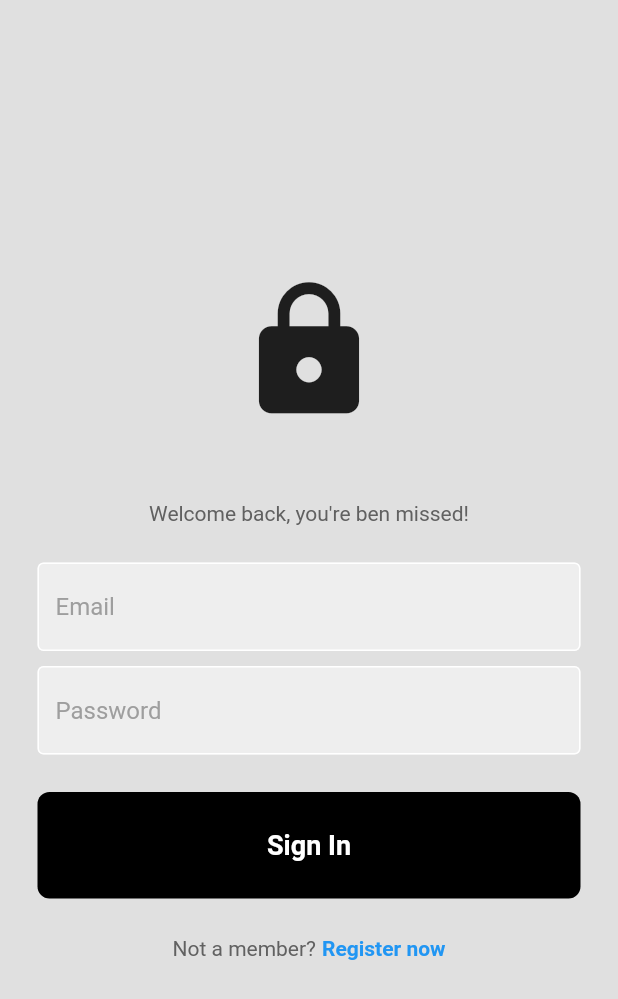
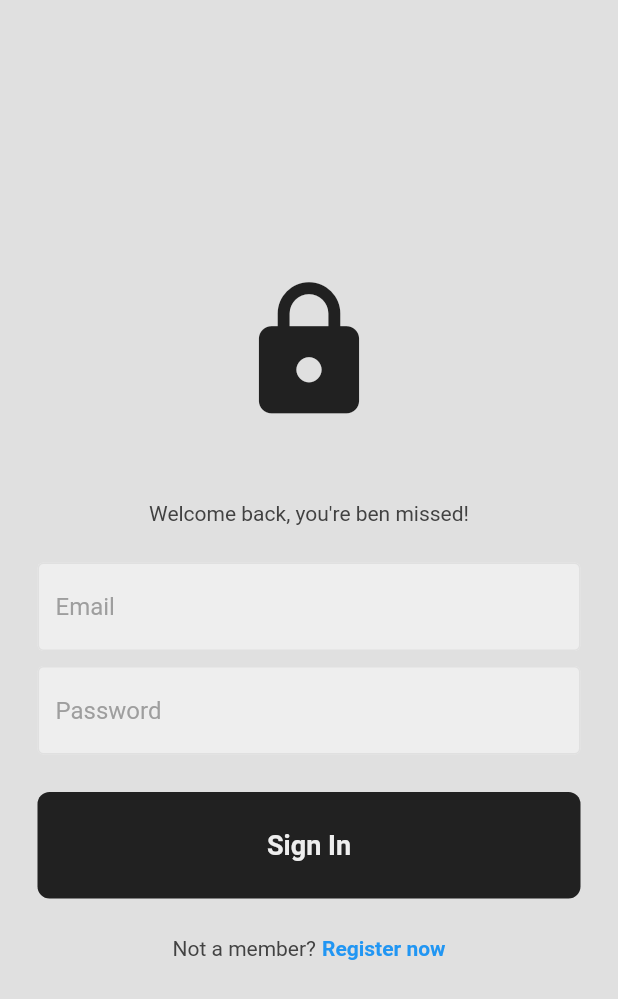
Before and after one commit to edwin-learning/flutter_social_media_app, a Flutter app: the screen it shows after launch, on a phone screen of 412 x 824 dp. Shown: the top 999 px of the screen. Run offline on Flutter 3.47's test engine with Material 2 defaults, Android fonts, the light colour scheme and no system bars; our stand-ins replace cloud_firestore, firebase_auth, firebase_core; accounts and stored records are empty.

Commit message:
feat: 完成换主题功能

```diff
--- a/lib/components/button.dart
+++ b/lib/components/button.dart
@@ -17,14 +17,14 @@ class MyButton extends StatelessWidget {
       child: Container(
         padding: const EdgeInsets.all(25),
         decoration: BoxDecoration(
-          color: Colors.black,
+          color: Theme.of(context).colorScheme.onPrimary,
           borderRadius: BorderRadius.circular(8),
         ),
         child: Center(
           child: Text(
             text,
-            style: const TextStyle(
-              color: Colors.white,
+            style:  TextStyle(
+              color: Theme.of(context).colorScheme.primary,
               fontWeight: FontWeight.bold,
               fontSize: 18,
             ),
--- a/lib/components/comment.dart
+++ b/lib/components/comment.dart
@@ -16,7 +16,7 @@ class Comment extends StatelessWidget {
   Widget build(BuildContext context) {
     return Container(
       decoration: BoxDecoration(
-        color: Colors.grey[300],
+        color: Theme.of(context).colorScheme.secondary,
         borderRadius: BorderRadius.circular(8),
       ),
       margin: const EdgeInsets.only(bottom: 5),
--- a/lib/components/comment_button.dart
+++ b/lib/components/comment_button.dart
@@ -12,9 +12,9 @@ class CommentButton extends StatelessWidget {
   Widget build(BuildContext context) {
     return GestureDetector(
       onTap: onTap,
-      child: const Icon(
+      child: Icon(
         Icons.comment,
-        color: Colors.grey,
+        color: Theme.of(context).colorScheme.onSecondary,
       ),
     );
   }
--- a/lib/components/like_button.dart
+++ b/lib/components/like_button.dart
@@ -4,7 +4,7 @@ class LikeButton extends StatelessWidget {
   final bool isLike;
   final void Function()? onTap;
 
-  LikeButton({
+  const LikeButton({
     super.key,
     required this.isLike,
     required this.onTap,
@@ -16,7 +16,7 @@ class LikeButton extends StatelessWidget {
       onTap: onTap,
       child: Icon(
         isLike ? Icons.favorite : Icons.favorite_border,
-        color: isLike ? Colors.red : Colors.grey,
+        color: isLike ? Colors.red : Theme.of(context).colorScheme.onSecondary,
       ),
     );
   }
--- a/lib/components/text_box.dart
+++ b/lib/components/text_box.dart
@@ -16,7 +16,7 @@ class MyTextBox extends StatelessWidget {
   Widget build(BuildContext context) {
     return Container(
       decoration: BoxDecoration(
-        color: Colors.grey[200],
+        color: Theme.of(context).colorScheme.primary,
         borderRadius: BorderRadius.circular(8),
       ),
       padding: const EdgeInsets.only(left: 15, bottom: 15),
--- a/lib/components/text_field.dart
+++ b/lib/components/text_field.dart
@@ -4,12 +4,16 @@ class MyTextField extends StatelessWidget {
   final TextEditingController controller;
   final String hintText;
   final bool obscureText;
+  final bool autofocus;
+  final ValueChanged<String>? onChanged;
 
   const MyTextField({
     super.key,
     required this.controller,
     required this.hintText,
-    required this.obscureText,
+    this.obscureText = false,
+    this.onChanged,
+    this.autofocus = false,
   });
 
   @override
@@ -18,17 +22,22 @@ class MyTextField extends StatelessWidget {
       controller: controller,
       obscureText: obscureText,
       decoration: InputDecoration(
-        enabledBorder: const OutlineInputBorder(
-          borderSide: BorderSide(color: Colors.white),
+        enabledBorder: OutlineInputBorder(
+          borderSide:
+              BorderSide(color: Theme.of(context).colorScheme.secondary),
         ),
-        focusedBorder: const OutlineInputBorder(
-          borderSide: BorderSide(color: Colors.white),
+        focusedBorder: OutlineInputBorder(
+          borderSide: BorderSide(color: Theme.of(context).colorScheme.primary),
         ),
-        fillColor: Colors.grey.shade200,
+        fillColor: Theme.of(context).colorScheme.primary,
         filled: true,
         hintText: hintText,
         hintStyle: TextStyle(color: Colors.grey[500]),
       ),
+      cursorColor: Theme.of(context).colorScheme.onPrimary,
+
+      onChanged: onChanged,
+      autofocus: autofocus,
     );
   }
 }
--- a/lib/main.dart
+++ b/lib/main.dart
@@ -2,6 +2,8 @@ import 'package:firebase_core/firebase_core.dart';
 import 'package:flutter/material.dart';
 import 'package:flutter_social_media_app/auth/auth.dart';
 import 'package:flutter_social_media_app/firebase_options.dart';
+import 'package:flutter_social_media_app/theme/dark_theme.dart';
+import 'package:flutter_social_media_app/theme/light_theme.dart';
 
 void main() async {
   WidgetsFlutterBinding.ensureInitialized();
@@ -14,9 +16,11 @@ class MyApp extends StatelessWidget {
 
   @override
   Widget build(BuildContext context) {
-    return const MaterialApp(
+    return MaterialApp(
       debugShowCheckedModeBanner: false,
-      home: AuthPage(),
+      theme: lightTheme,
+      darkTheme: darkTheme,
+      home: const AuthPage(),
     );
   }
 }
--- a/lib/pages/login_page.dart
+++ b/lib/pages/login_page.dart
@@ -32,7 +32,7 @@ class _LoginPageState extends State<LoginPage> {
         email: emailTextController.text,
         password: passwordTextController.text,
       );
-      if(context.mounted) {
+      if (context.mounted) {
         Navigator.pop(context);
       }
     } on FirebaseAuthException catch (e) {
@@ -53,7 +53,7 @@ class _LoginPageState extends State<LoginPage> {
   @override
   Widget build(BuildContext context) {
     return Scaffold(
-      backgroundColor: Colors.grey[300],
+      backgroundColor: Theme.of(context).colorScheme.background,
       body: SafeArea(
         child: Center(
           child: Padding(
@@ -61,15 +61,17 @@ class _LoginPageState extends State<LoginPage> {
             child: Column(
               mainAxisAlignment: MainAxisAlignment.center,
               children: [
-                const Icon(
+                Icon(
                   Icons.lock,
                   size: 100,
+                  color: Theme.of(context).colorScheme.onPrimary,
                 ),
 
                 const SizedBox(height: 50),
                 Text(
                   "Welcome back, you're ben missed!",
-                  style: TextStyle(color: Colors.grey[700]),
+                  style: TextStyle(
+                      color: Theme.of(context).colorScheme.onSecondary),
                 ),
 
                 const SizedBox(height: 25),
@@ -101,7 +103,8 @@ class _LoginPageState extends State<LoginPage> {
                   children: [
                     Text(
                       "Not a member?",
-                      style: TextStyle(color: Colors.grey[700]),
+                      style: TextStyle(
+                          color: Theme.of(context).colorScheme.onSecondary),
                     ),
                     const SizedBox(width: 4),
                     GestureDetector(
--- a/lib/pages/register_page.dart
+++ b/lib/pages/register_page.dart
@@ -71,7 +71,7 @@ class _RegisterPageState extends State<RegisterPage> {
   @override
   Widget build(BuildContext context) {
     return Scaffold(
-      backgroundColor: Colors.grey[300],
+      backgroundColor: Theme.of(context).colorScheme.background,
       body: SafeArea(
         child: Center(
           child: Padding(
@@ -87,7 +87,7 @@ class _RegisterPageState extends State<RegisterPage> {
                 const SizedBox(height: 50),
                 Text(
                   "Lets create an account for you",
-                  style: TextStyle(color: Colors.grey[700]),
+                  style: TextStyle(color: Theme.of(context).colorScheme.onSecondary),
                 ),
 
                 const SizedBox(height: 25),
@@ -124,7 +124,7 @@ class _RegisterPageState extends State<RegisterPage> {
                   children: [
                     Text(
                       "Already have an account?",
-                      style: TextStyle(color: Colors.grey[700]),
+                      style: TextStyle(color: Theme.of(context).colorScheme.onSecondary),
                     ),
                     const SizedBox(width: 4),
                     GestureDetector(
--- /dev/null
+++ b/lib/theme/dark_theme.dart
@@ -0,0 +1,16 @@
+import 'package:flutter/material.dart';
+
+ThemeData darkTheme = ThemeData(
+  brightness: Brightness.dark,
+  appBarTheme: const AppBarTheme(
+    backgroundColor: Colors.black,
+  ),
+  colorScheme: ColorScheme.dark(
+    background: Colors.black,
+    primary: Colors.grey[900]!,
+    onPrimary: Colors.grey[200]!,
+    secondary: Colors.grey[800]!,
+    onSecondary: Colors.grey[300]!,
+
+  )
+);
--- /dev/null
+++ b/lib/theme/light_theme.dart
@@ -0,0 +1,19 @@
+import 'package:flutter/material.dart';
+
+ThemeData lightTheme = ThemeData(
+    brightness: Brightness.light,
+    appBarTheme: const AppBarTheme(
+        backgroundColor: Colors.transparent,
+        elevation: 0,
+        iconTheme: IconThemeData(color: Colors.black),
+        titleTextStyle: TextStyle(color: Colors.black, fontSize: 20)
+    ),
+    colorScheme: ColorScheme.light(
+        background: Colors.grey[300]!,
+        primary: Colors.grey[200]!,
+        onPrimary: Colors.grey[900]!,
+        secondary: Colors.grey[300]!,
+        onSecondary: Colors.grey[800]!,
+    ),
+
+);
```
Also changed, not shown: lib/components/my_text_button.dart (added, +23 -0 lines), lib/components/wall_post.dart (+26 -17 lines), lib/pages/home_page.dart (+5 -5 lines), lib/pages/profile_page.dart (+15 -22 lines).
